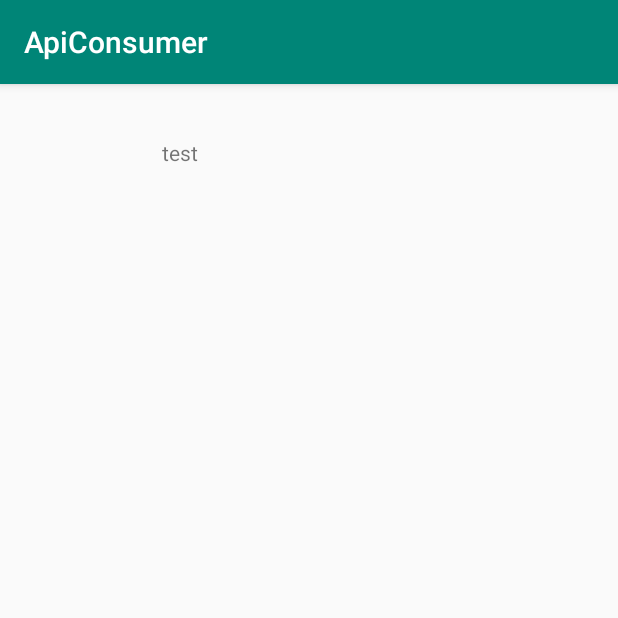
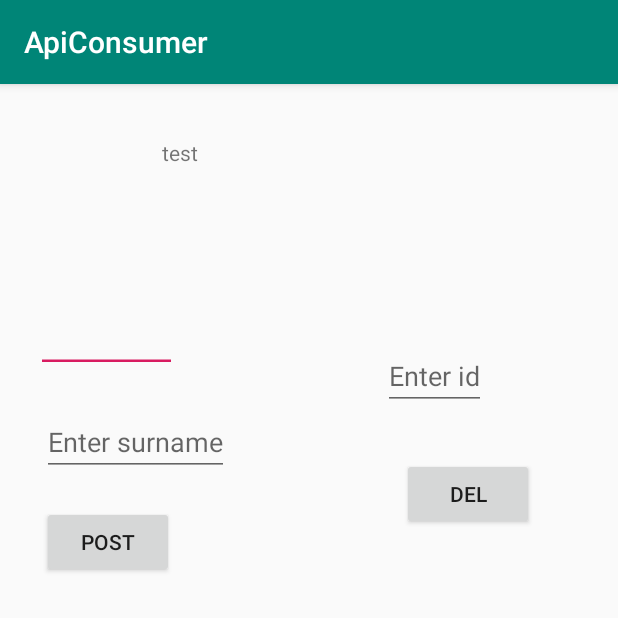
Before and after one commit to KerDW/AndroidApiConsumer, an Android app: the LocalAPI screen opened directly, with no data from a screen before it, on a phone screen of 412 x 824 dp, the top half of it. Run offline under Robolectric (Android 15) with nearby library versions, the phone set to English and light mode, and no system bars.

Commit message:
get and delete local api

```diff
--- a/app/src/main/AndroidManifest.xml
+++ b/app/src/main/AndroidManifest.xml
@@ -6,6 +6,7 @@
 
     <application
         android:allowBackup="true"
+        android:usesCleartextTraffic="true"
         android:icon="@mipmap/ic_launcher"
         android:label="@string/app_name"
         android:roundIcon="@mipmap/ic_launcher_round"
--- a/app/src/main/java/com/example/apiconsumer/LocalAPI.java
+++ b/app/src/main/java/com/example/apiconsumer/LocalAPI.java
@@ -3,6 +3,10 @@ package com.example.apiconsumer;
 import androidx.appcompat.app.AppCompatActivity;
 
 import android.os.Bundle;
+import android.util.Log;
+import android.view.View;
+import android.widget.Button;
+import android.widget.EditText;
 import android.widget.TextView;
 import android.widget.Toast;
 
@@ -21,6 +25,13 @@ public class LocalAPI extends AppCompatActivity {
     apiService service;
     Gson gson = new Gson();
 
+    Button del;
+    Button post;
+
+    EditText id;
+    EditText name;
+    EditText surname;
+
     TextView text1;
 
     @Override
@@ -29,15 +40,20 @@ public class LocalAPI extends AppCompatActivity {
         setContentView(R.layout.activity_local_api);
 
         text1 = findViewById(R.id.text);
+        id = findViewById(R.id.idC);
+        name = findViewById(R.id.cName);
+        surname = findViewById(R.id.cSurname);
+        del = findViewById(R.id.delC);
+        post = findViewById(R.id.postC);
 
         Retrofit retrofit = new Retrofit.Builder()
-                .baseUrl("https://localhost:44311/")
+                .baseUrl("http://10.0.2.2:44311/api/")
                 .addConverterFactory(GsonConverterFactory.create())
                 .build();
 
         service = retrofit.create(apiService.class);
 
-        Call<Contact> callAsync = service.getContact(0);
+        Call<Contact> callAsync = service.getContact(3);
 
         callAsync.enqueue(new Callback<Contact>()
         {
@@ -45,6 +61,7 @@ public class LocalAPI extends AppCompatActivity {
             @Override
             public void onResponse(Call<Contact> call, Response<Contact> response)
             {
+                Log.e("xd", call.request().url().toString());
                 if (response.body() != null)
                 {
 
@@ -69,4 +86,60 @@ public class LocalAPI extends AppCompatActivity {
             }
         });
     }
+
+    public void doPost(View view) {
+
+        Call<Contact> callAsync = service.postContact();
+
+        callAsync.enqueue(new Callback<Contact>()
+        {
+
+            @Override
+            public void onResponse(Call<Contact> call, Response<Contact> response)
+            {
+                Log.e("xd", call.request().url().toString());
+                Log.e("xd", "good");
+                Toast.makeText(
+                        getApplicationContext(),
+                        "Contact deleted.",
+                        Toast.LENGTH_LONG).show();
+            }
+
+            @Override
+            public void onFailure(Call<Contact> call, Throwable t)
+            {
+                System.out.println("Network Error :: " + t.getLocalizedMessage());
+            }
+        });
+
+    }
+
+    public void doDel(View view) {
+
+        Log.e("xd", Integer.parseInt(id.getText().toString())+"");
+
+        Call<Contact> callAsync = service.delContact(Integer.parseInt(id.getText().toString()));
+
+        callAsync.enqueue(new Callback<Contact>()
+        {
+
+            @Override
+            public void onResponse(Call<Contact> call, Response<Contact> response)
+            {
+                Log.e("xd", call.request().url().toString());
+                Log.e("xd", "good");
+                    Toast.makeText(
+                            getApplicationContext(),
+                            "Contact deleted.",
+                            Toast.LENGTH_LONG).show();
+            }
+
+            @Override
+            public void onFailure(Call<Contact> call, Throwable t)
+            {
+                System.out.println("Network Error :: " + t.getLocalizedMessage());
+            }
+        });
+
+    }
 }
--- a/app/src/main/java/com/example/apiconsumer/apiService.java
+++ b/app/src/main/java/com/example/apiconsumer/apiService.java
@@ -5,7 +5,10 @@ import com.google.gson.JsonElement;
 import java.util.List;
 
 import retrofit2.Call;
+import retrofit2.http.Body;
+import retrofit2.http.DELETE;
 import retrofit2.http.GET;
+import retrofit2.http.POST;
 import retrofit2.http.Path;
 import retrofit2.http.Query;
 
@@ -19,4 +22,12 @@ public interface apiService {
 
     @GET("contacte/{id}")
     Call<Contact> getContact(@Path("id") int id);
+
+    @POST("contacte")
+    Call<Contact> postContact(@Body Contact c);
+
+    @DELETE("contacteTot/{id}")
+    Call<Contact> delContact(@Path("id") int id);
+
+
 }
--- a/app/src/main/res/layout/activity_local_api.xml
+++ b/app/src/main/res/layout/activity_local_api.xml
@@ -5,6 +5,18 @@
     android:layout_width="match_parent"
     android:layout_height="match_parent"
     tools:context=".LocalAPI">
+
+    <Button
+        android:id="@+id/delC"
+        android:layout_width="wrap_content"
+        android:layout_height="wrap_content"
+        android:layout_marginTop="32dp"
+        android:layout_marginEnd="56dp"
+        android:layout_marginRight="56dp"
+        android:text="DEL"
+        android:onClick="doDel"
+        app:layout_constraintEnd_toEndOf="parent"
+        app:layout_constraintTop_toBottomOf="@+id/idC" />
 
     <TextView
         android:id="@+id/text"
@@ -16,4 +28,49 @@
         android:text="test"
         app:layout_constraintEnd_toEndOf="parent"
         app:layout_constraintTop_toTopOf="parent" />
+
+    <EditText
+        android:id="@+id/cName"
+        android:layout_width="94dp"
+        android:layout_height="20dp"
+        android:layout_marginStart="24dp"
+        android:layout_marginLeft="24dp"
+        android:layout_marginTop="172dp"
+        android:hint="Enter name"
+        app:layout_constraintStart_toStartOf="parent"
+        app:layout_constraintTop_toTopOf="parent" />
+
+    <Button
+        android:id="@+id/postC"
+        android:layout_width="wrap_content"
+        android:layout_height="wrap_content"
+        android:layout_marginStart="28dp"
+        android:layout_marginLeft="28dp"
+        android:layout_marginTop="20dp"
+        android:text="POST"
+        android:onClick="doPost"
+        app:layout_constraintStart_toStartOf="parent"
+        app:layout_constraintTop_toBottomOf="@+id/cSurname" />
+
+    <EditText
+        android:id="@+id/cSurname"
+        android:layout_width="wrap_content"
+        android:layout_height="wrap_content"
+        android:layout_marginStart="28dp"
+        android:layout_marginLeft="28dp"
+        android:layout_marginTop="24dp"
+        android:hint="Enter surname"
+        app:layout_constraintStart_toStartOf="parent"
+        app:layout_constraintTop_toBottomOf="@+id/cName" />
+
+    <EditText
+        android:id="@+id/idC"
+        android:layout_width="wrap_content"
+        android:layout_height="wrap_content"
+        android:layout_marginTop="172dp"
+        android:layout_marginEnd="88dp"
+        android:layout_marginRight="88dp"
+        android:hint="Enter id"
+        app:layout_constraintEnd_toEndOf="parent"
+        app:layout_constraintTop_toTopOf="parent" />
 </androidx.constraintlayout.widget.ConstraintLayout>
```
